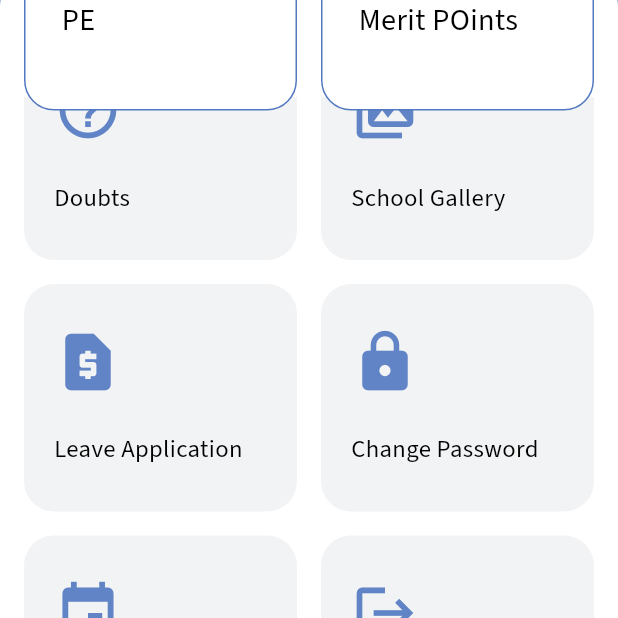
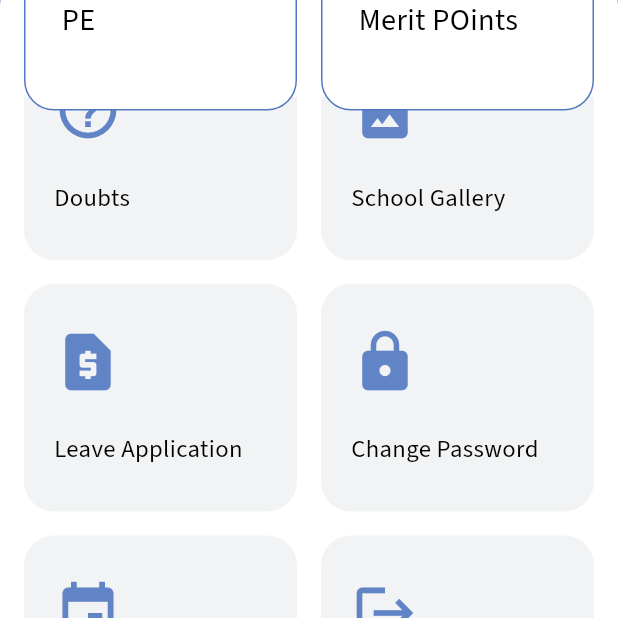
Before and after one commit to georgecabaccang/iskulapp-flutter, a Flutter app: the HomePage screen opened directly with empty values, scrolled down 576 dp, on a phone screen of 412 x 824 dp, the part 563-1181 px from its top. Run offline on Flutter 3.47's test engine with Material 3 defaults, Android fonts, the phone set to English and light mode, and no system bars; our stand-ins replace dotted_line, flutter_bloc, flutter_dotenv, flutter_secure_storage, flutter_spinkit, freezed_annotation and 1 more; accounts and stored records are empty.

Commit message:
fix responsiveness

```diff
--- a/lib/pages/home/home_page.dart
+++ b/lib/pages/home/home_page.dart
@@ -9,13 +9,10 @@ import 'package:school_erp/pages/common_widgets/animation_widgets/loading_overla
 import 'package:school_erp/pages/events/events_page.dart';
 import 'package:school_erp/pages/profile/profile_page.dart';
 import 'widgets/navigation_card.dart';
-import 'package:school_erp/pages/timetable/timetable_page.dart';
 import 'package:flutter_bloc/flutter_bloc.dart';
 import 'package:school_erp/theme/colors.dart';
 import 'package:school_erp/theme/text_styles.dart';
 import 'package:school_erp/constants/text_constants.dart';
-import 'package:school_erp/pages/leave_application/leave_application_page.dart';
-import 'package:school_erp/pages/change_password/change_password_page.dart';
 
 class HomePage extends StatefulWidget {
   const HomePage(this.user, {super.key});
@@ -27,6 +24,7 @@ class HomePage extends StatefulWidget {
 }
 
 class _HomePageState extends State<HomePage> {
+
   @override
   Widget build(BuildContext context) {
     return Scaffold(
@@ -54,8 +52,8 @@ class _HomePageState extends State<HomePage> {
 
   Widget _buildMainContent() {
     return Container(
-      margin: const EdgeInsets.only(top: 350),
-      padding: const EdgeInsets.only(top: 90),
+      margin: const EdgeInsets.only(top: 350 ),
+      padding: const EdgeInsets.only(top: 90 ),
       decoration: const BoxDecoration(
         color: AppColors.whiteColor,
         borderRadius: BorderRadius.only(
@@ -98,8 +96,7 @@ class _HomePageState extends State<HomePage> {
                   top: isSmallScreen ? 0.0 : 30.0,
                 ),
                 child: Align(
-                  alignment:
-                      isSmallScreen ? Alignment.topLeft : Alignment.bottomLeft,
+                  alignment: isSmallScreen ? Alignment.topLeft : Alignment.bottomLeft,
                   child: GestureDetector(
                     onTap: () {
                       Navigator.push(
@@ -111,9 +108,7 @@ class _HomePageState extends State<HomePage> {
                       );
                     },
                     child: CircleAvatar(
-                      radius: isSmallScreen
-                          ? 40
-                          : 50, // Adjust the radius for small screens
+                      radius: isSmallScreen ? 40 : 50, // Adjust the radius for small screens
                       backgroundColor: Colors.grey[300],
                       child: Icon(
                         Icons.person,
@@ -131,6 +126,7 @@ class _HomePageState extends State<HomePage> {
     );
   }
 
+
   Widget _buildUserInfo(AuthenticatedUser user) {
     return Container(
       color: Colors.transparent,
@@ -141,8 +137,7 @@ class _HomePageState extends State<HomePage> {
         children: [
           Text(
             TextConstants.homePageMessage(user.firstName, user.lastName),
-            style: headingStyle()
-                .copyWith(fontSize: 30.0, fontWeight: FontWeight.w500),
+            style: headingStyle().copyWith(fontSize: 30.0, fontWeight: FontWeight.w500),
           ),
           const SizedBox(height: 8.0),
           Opacity(
@@ -158,23 +153,20 @@ class _HomePageState extends State<HomePage> {
           const SizedBox(height: 12.0),
           Container(
             alignment: Alignment.topLeft,
-            padding:
-                const EdgeInsets.symmetric(horizontal: 12.0, vertical: 3.0),
+            padding: const EdgeInsets.symmetric(horizontal: 12.0, vertical: 3.0),
             decoration: BoxDecoration(
               color: Colors.white,
               borderRadius: BorderRadius.circular(30.0),
             ),
             child: Text(
               "2024-2025",
-              style: bodyStyle()
-                  .copyWith(fontSize: 14.0, color: const Color(0xFF6184C7)),
+              style: bodyStyle().copyWith(fontSize: 14.0, color: const Color(0xFF6184C7) ),
             ),
           ),
         ],
       ),
     );
   }
-
   Widget importantSection() {
     final List<Map<String, dynamic>> importantItems = [
       {
@@ -196,10 +188,8 @@ class _HomePageState extends State<HomePage> {
     return Padding(
       padding: const EdgeInsets.symmetric(horizontal: 16.0, vertical: 0),
       child: GridView.builder(
-        physics:
-            const NeverScrollableScrollPhysics(), // To keep it non-scrollable
-        shrinkWrap:
-            true, // Ensures the grid view only takes the necessary space
+          physics: const NeverScrollableScrollPhysics(),  // To keep it non-scrollable
+          shrinkWrap: true,  // Ensures the grid view only takes the necessary space
           gridDelegate: const SliverGridDelegateWithFixedCrossAxisCount(
             crossAxisCount: 2,
             crossAxisSpacing: 16.0,
@@ -229,9 +219,10 @@ class _HomePageState extends State<HomePage> {
     required Color color,
     required VoidCallback onTap,
   }) {
+
     double screenWidth = MediaQuery.of(context).size.width;
-    double textSize = math.min(screenWidth * 0.1, 40.0); // Max size is 40
-    double textSizeSm = math.min(screenWidth * 0.049, 24.0); // Max size is 24
+    double textSize = math.min(screenWidth * 0.1, 40.0);  // Max size is 40
+    double textSizeSm = math.min(screenWidth * 0.049, 24.0);  // Max size is 24
 
     return GestureDetector(
       onTap: onTap,
@@ -282,76 +273,36 @@ class _HomePageState extends State<HomePage> {
   Widget gridSection(BuildContext context) {
     final List<Map<String, dynamic>> items = [
       {'title': 'Play Quiz', 'icon': Icons.quiz, 'callback': () => ()},
-      {
-        'title': 'Assignment',
-        'icon': Icons.assignment,
-        'callback': () {
+      {'title': 'Assignment', 'icon': Icons.assignment, 'callback': () {
         Navigator.push(
             context,
-              EnterExitRoute(
-                  exitPage: context.widget,
-                  enterPage: const AssignmentListPage()));
-        }
-      },
-      {
-        'title': 'Attendance',
-        'icon': Icons.calendar_today,
-        'callback': () {
+            EnterExitRoute(exitPage: context.widget, enterPage: const AssignmentListPage())
+        );
+      }},
+      {'title': 'Attendance', 'icon': Icons.calendar_today, 'callback': () {
         Navigator.push(
           context,
-            EnterExitRoute(
-                exitPage: context.widget,
-                enterPage: CalendarAttendancePage(focusDate: DateTime.now())),
+          EnterExitRoute(exitPage: context.widget, enterPage: CalendarAttendancePage(focusDate: DateTime.now())
+          ),
         );
-        }
-      },
+      }},
       {'title': 'Time Table', 'icon': Icons.schedule, 'callback': () => ()},
       {'title': 'Result', 'icon': Icons.grade, 'callback': () => ()},
       {'title': 'Date Sheet', 'icon': Icons.date_range, 'callback': () => ()},
       {'title': 'Doubts', 'icon': Icons.help_outline, 'callback': () => ()},
-      {
-        'title': 'School Gallery',
-        'icon': Icons.photo_library,
-        'callback': () => ()
-      },
-      {
-        'title': 'Leave Application',
-        'icon': Icons.request_page,
-        'callback': () {
+      {'title': 'School Gallery', 'icon': Icons.photo_album, 'callback': () => ()},
+      {'title': 'Leave Application', 'icon': Icons.request_page, 'callback': () => ()},
+      {'title': 'Change Password', 'icon': Icons.lock, 'callback': () => ()},
+      {'title': 'Events', 'icon': Icons.event, 'callback': () {
+
         Navigator.push(
           context,
-              EnterExitRoute(
-                  exitPage: context.widget,
-                  enterPage: const LeaveApplicationPage()));
-        }
-      },
-      {
-        'title': 'Change Password',
-        'icon': Icons.lock,
-        'callback': () {
-          Navigator.push(
-              context,
-              EnterExitRoute(
-                  exitPage: context.widget,
-                  enterPage: const ChangePasswordPage()));
-        }
-      },
-      {
-        'title': 'Events',
-        'icon': Icons.event,
-        'callback': () {
-          Navigator.push(
-              context,
-              EnterExitRoute(
-                  exitPage: context.widget, enterPage: const EventsPage()));
-        }
-      },
-      {
-        'title': 'Logout',
-        'icon': Icons.logout,
-        'callback': () => context.read<AuthBloc>().add(LogoutRequested())
-      },
+          EnterExitRoute(exitPage: context.widget, enterPage: const EventsPage())
+        );
+      }},
+      {'title': 'Logout', 'icon': Icons.logout, 'callback': () => context.read<AuthBloc>().add(LogoutRequested())},
     ];
+
 
     return GridView.builder(
       gridDelegate: const SliverGridDelegateWithFixedCrossAxisCount(
```
Lines whose indentation alone changed are shown as unchanged.
